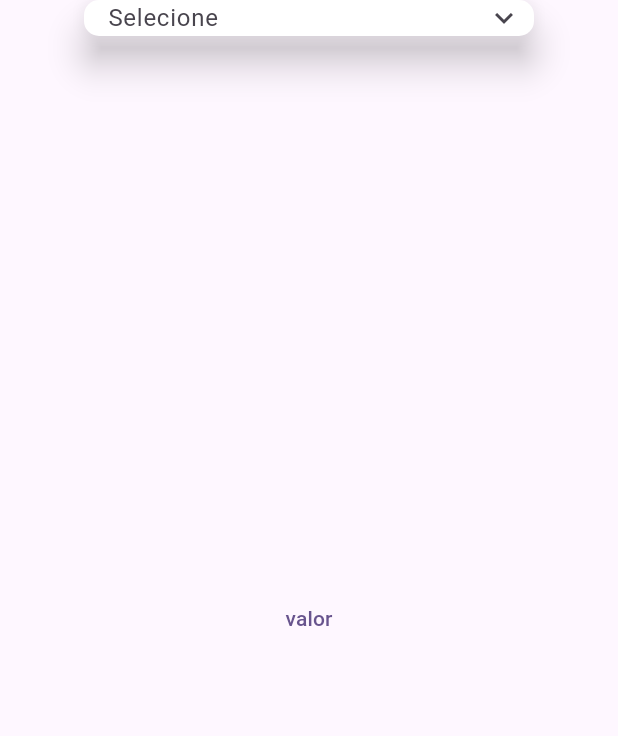
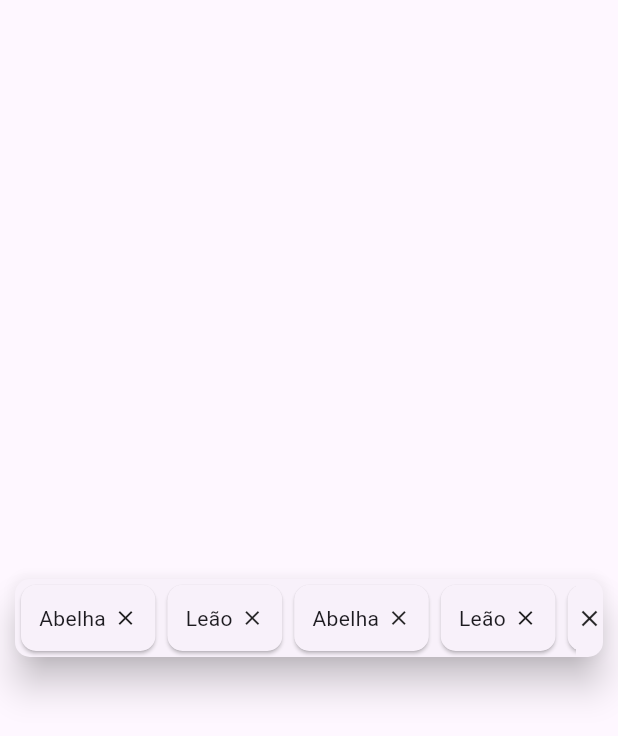
Before and after one commit to Lorenzobettega/simplesearchdropdown, a Flutter app: the screen it shows after launch, on a phone screen of 412 x 824 dp. Shown: the top 736 px of the screen. Run offline on Flutter 3.47's test engine with Material 2 defaults, Android fonts, the phone set to English and light mode, and no system bars.

Commit message:
tentativa com bug

```diff
--- a/lib/main.dart
+++ b/lib/main.dart
@@ -1,5 +1,5 @@
 import 'package:flutter/material.dart';
-import 'package:searchdialog/searchdialog.dart';
+import 'package:searchdialog/multiple/mutiple_searchdialog.dart';
 
 void main() {
   runApp(const MyApp());
@@ -41,17 +41,14 @@ class MyHomePage extends StatelessWidget {
       'Bonora4',
       'Bettega4',
     ];
-    return Scaffold(
+    return const Scaffold(
       body: Column(
+        mainAxisAlignment: MainAxisAlignment.center,
         children: [
           Center(
-            child: SearchDialog(
-              controllerBar: controllerBar,
-              listItens: lista,
+            child: MultipleSearchDialog(
             )
           ),
-          const SizedBox(height: 25,),
-          TextButton(onPressed: (){print(controllerBar.text);}, child: const Text('valor'))
         ],
       ),
     );
--- /dev/null
+++ b/lib/multiple/mutiple_searchdialog.dart
@@ -0,0 +1,89 @@
+import 'package:flutter/material.dart';
+
+class MultipleSearchDialog extends StatefulWidget {
+  const MultipleSearchDialog({super.key,});
+
+
+  @override
+  State<MultipleSearchDialog> createState() => _MultipleSearchDialogState();
+}
+
+class _MultipleSearchDialogState extends State<MultipleSearchDialog> {
+
+  final List<String> selectedsItens = [
+    'Abelha','Leão','Abelha','Leão','Abelha','Leão','Abelha','Leão','Abelha','Leão',
+  ];
+  double altura = 0;
+  bool aberto = false;
+
+  Widget buildItem(String value) {
+    return Card(
+      shape: const RoundedRectangleBorder(borderRadius: BorderRadius.all(Radius.circular(10.0))),
+      child: Padding(
+        padding: const EdgeInsets.all(12.0),
+        child: Row(
+          crossAxisAlignment: CrossAxisAlignment.center,
+          mainAxisAlignment: MainAxisAlignment.spaceBetween,
+          children: [
+            Text(value),
+            const SizedBox(width: 5,),
+            InkWell(
+              onTap: (){},
+              child: const Icon(
+                Icons.close_outlined,
+                size: 16,
+              ),
+            ),
+          ],
+        ),
+      ),
+    );
+  }
+
+  @override
+  Widget build(BuildContext context) {
+    final LayerLink layerLink = LayerLink();
+    return CompositedTransformTarget(
+      link: layerLink,
+      child: SizedBox(
+        height: 60,
+        width: 400,
+        child: InkWell(
+          splashColor: null,
+          splashFactory: null,
+          onTap: () {
+          },
+          child: Card(
+            elevation: 10,
+            shape: const RoundedRectangleBorder(borderRadius: BorderRadius.all(Radius.circular(10.0))),
+            child: Row(
+              children: [
+                Expanded(
+                  child: selectedsItens.isEmpty
+                    ? const Text('Selecione')
+                    : ListView.separated(
+                      separatorBuilder: (context, index) => const Spacer(),
+                      scrollDirection: Axis.horizontal,
+                      itemCount: selectedsItens.length,
+                      itemBuilder: (context, index) {
+                        return buildItem(selectedsItens[index]);
+                      },
+                    )
+                ),
+                selectedsItens.isNotEmpty
+                  ? InkWell(
+                    onTap: (){},
+                    child: const Icon(
+                      Icons.close_outlined,
+                      size: 18,
+                    ),
+                  )
+                  : aberto ? const Icon(Icons.keyboard_arrow_up) : const Icon(Icons.keyboard_arrow_down),
+              ],
+            ),
+          ),
+        ),
+      ),
+    );
+  }
+}
--- a/lib/listview.dart
+++ b/lib/single/listview.dart
@@ -1,5 +1,5 @@
 import 'package:flutter/material.dart';
-import 'package:searchdialog/searchdialog.dart';
+import 'package:searchdialog/single/searchdialog.dart';
 
 class NovoListView extends StatelessWidget {
   final List<String> listaFiltrada;
--- a/lib/searchdialog.dart
+++ b/lib/single/searchdialog.dart
@@ -1,5 +1,5 @@
 import 'package:flutter/material.dart';
-import 'package:searchdialog/listview.dart';
+import 'package:searchdialog/single/listview.dart';
 
 class SearchDialog extends StatefulWidget {
   const SearchDialog({super.key,
```
Also changed, not shown: lib/multiple/content_dialog_multiple.dart (added, +96 -0 lines).
